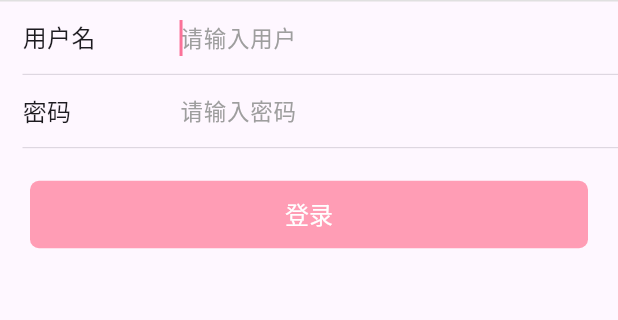
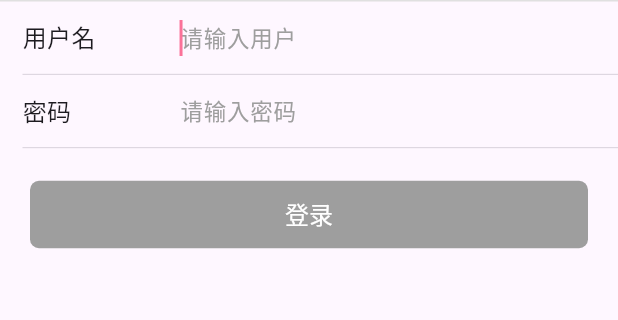
Before and after one commit to AGkite/DaLa, a Flutter app: the LoginPage screen opened directly, on a phone screen of 412 x 824 dp, the part 279-599 px from its top. Run offline on Flutter 3.47's test engine with Material 3 defaults, Android fonts, the phone set to English and light mode, and no system bars; our stand-ins replace dio, fluttertoast, shared_preferences; missing offline and left inert: dart:ffi; accounts and stored records are empty.

Commit message:
搭建项目架构

```diff
--- a/dala_flutter/lib/dala/widget/login_button.dart
+++ b/dala_flutter/lib/dala/widget/login_button.dart
@@ -17,8 +17,8 @@ class LoginButton extends StatelessWidget {
         shape: RoundedRectangleBorder(borderRadius: BorderRadius.circular(6)),
         height: 45,
         onPressed: enable ? onPressed : null,
-        disabledColor: primary[50],
-        color: primary,
+        disabledColor: Colors.grey,
+        color: Colors.blue,
         child: Text(title, style: TextStyle(color: Colors.white, fontSize: 16)),
       ),
     );
--- a/dala_flutter/lib/main.dart
+++ b/dala_flutter/lib/main.dart
@@ -19,8 +19,8 @@ class MyApp extends StatelessWidget {
         colorScheme: ColorScheme.fromSeed(seedColor: Colors.deepPurple),
         useMaterial3: true,
       ),
-      // home: LoginPage(),
-      home: RegistrationPage(onJumpToLogin: () {  },)
+      home: LoginPage(),
+      // home: RegistrationPage(onJumpToLogin: () {  },)
     );
   }
 }
```
Also changed, not shown: dala_flutter/pubspec.yaml (+1 -66 lines), bbb.txt (deleted), images/Snipaste_2024-04-28_19-39-05.jpg (added), images/Snipaste_2024-04-28_19-41-08.jpg (added), images/Snipaste_2024-04-28_19-47-04.jpg (added), images/Snipaste_2024-04-28_19-53-11.jpg (added), images/Snipaste_2024-04-28_20-00-03.jpg (added), images/Snipaste_2024-04-28_20-00-39.jpg (added), 1 other file.
